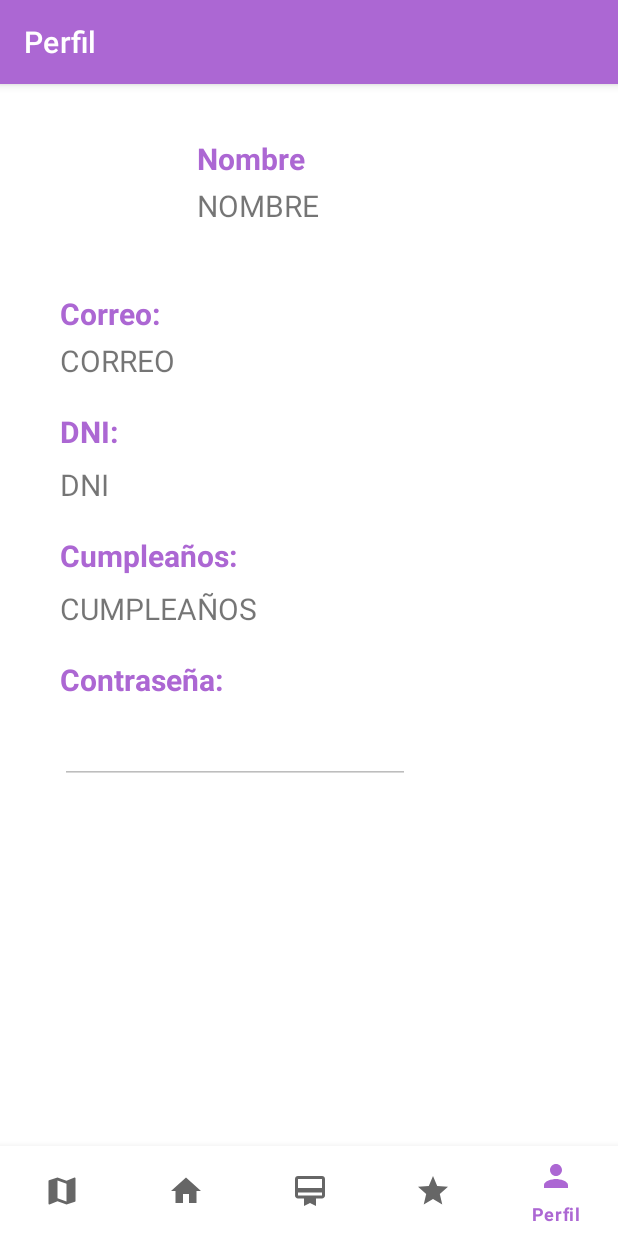
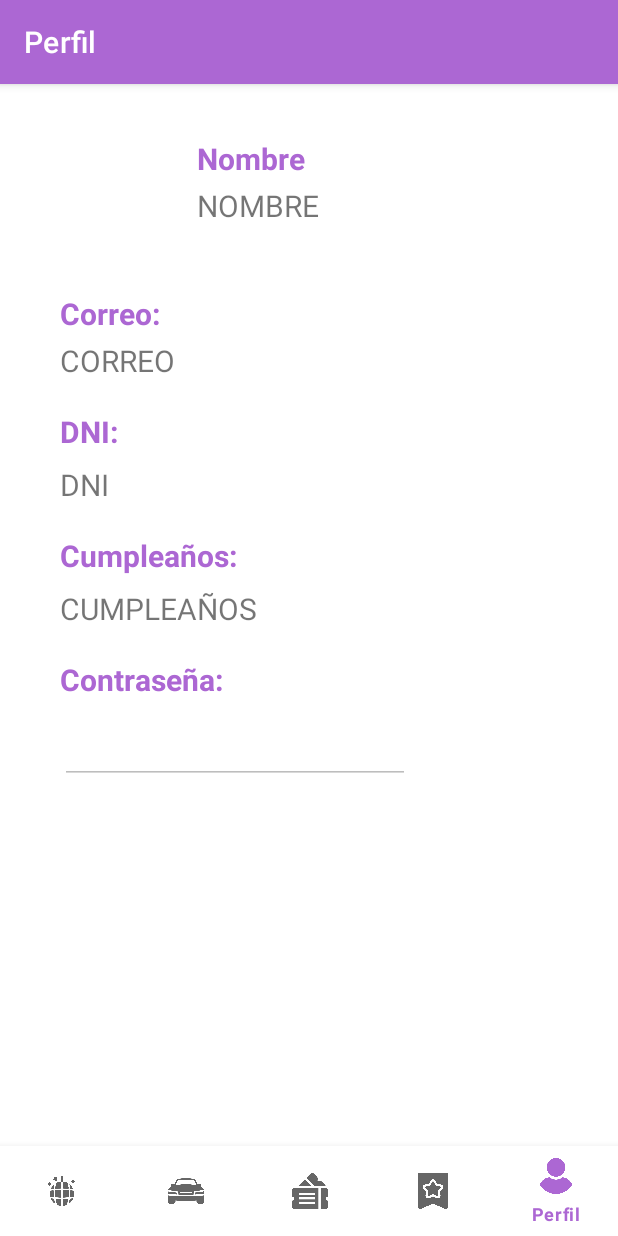
Before and after one commit to pablonoriega/AppDiscometro, an Android app: the MainActivity screen opened directly, with no data from a screen before it, item 5 of the bottom bar chosen, on a phone screen of 412 x 824 dp. Run offline under Robolectric (Android 15) with nearby library versions, the phone set to English and light mode, and no system bars; our stand-ins replace Firebase (no records; nobody signed in at launch, a user with empty details on screens opened directly), navigation-ui; 9 statements that could not run were skipped.

Commit message:
layout barra fragments

```diff
--- a/app/src/main/res/menu/bottom_menu.xml
+++ b/app/src/main/res/menu/bottom_menu.xml
@@ -3,26 +3,26 @@
 
     <item
         android:id="@+id/mapsFragment"
-        android:icon="@drawable/ic_map"
+        android:icon="@drawable/luz_de_discoteca"
         android:title="@string/mapa" />
 
     <item
         android:id="@+id/vueltaSeguraFragment"
-        android:title="@string/vuelta_segura"
-        android:icon="@drawable/ic_home"/>
+        android:icon="@drawable/coche_2"
+        android:title="@string/vuelta_segura" />
 
     <item
         android:id="@+id/suscripcionesFragment"
-        android:title="@string/suscripciones"
-        android:icon="@drawable/ic_card"/>
+        android:icon="@drawable/entradas"
+        android:title="@string/suscripciones" />
 
     <item
         android:id="@+id/favoritosFragment"
-        android:title="@string/favoritos"
-        android:icon="@drawable/ic_star"/>
+        android:icon="@drawable/favorito"
+        android:title="@string/favoritos" />
 
     <item
         android:id="@+id/perfilUserFragment"
-        android:title="@string/perfil"
-        android:icon="@drawable/ic_person"/>
+        android:icon="@drawable/usuario"
+        android:title="@string/perfil" />
 </menu>
```
Also changed, not shown: app/src/main/res/drawable/_748539.png (added), app/src/main/res/drawable/bola_de_discoteca_2.png (added), app/src/main/res/drawable/captura_de_pantalla_2022_06_11_a_las_13_59_17.png (added), app/src/main/res/drawable/carro.png (added), app/src/main/res/drawable/coche_2.png (added), app/src/main/res/drawable/entradas.png (added), app/src/main/res/drawable/favorito.png (added), app/src/main/res/drawable/luz_de_discoteca.png (added), app/src/main/res/drawable/usuario.png (added).
